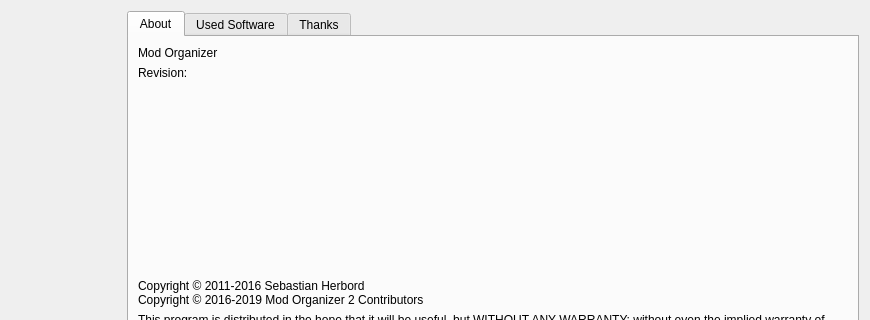
This is modorganizer/src/aboutdialog.ui in Holt59/mo2-merge as Qt 5 draws it before an edit; both pictures show x 140 to 1010 and y 0 to 320 of the 1010 by 477 pixel window. The edited form follows.
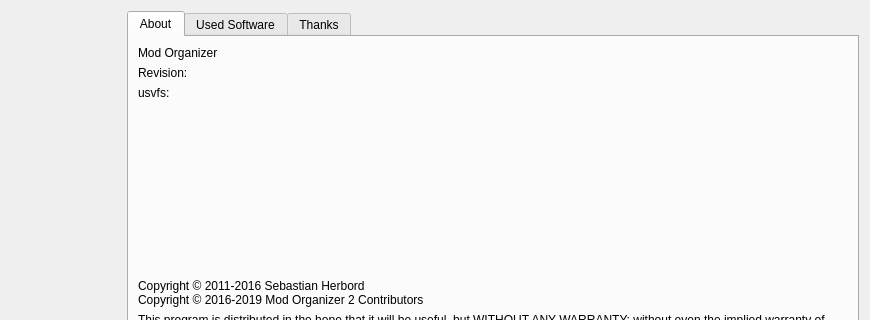
This is the edited form. Icons and pictures are not drawn.

Commit message: [modorganizer] added usvfs version in log and about dialog

```diff
--- a/modorganizer/src/aboutdialog.ui
+++ b/modorganizer/src/aboutdialog.ui
@@ -104,6 +104,13 @@
            </property>
           </widget>
          </item>
+         <item>
+          <widget class="QLabel" name="usvfsLabel">
+           <property name="text">
+            <string>usvfs:</string>
+           </property>
+          </widget>
+         </item>
          <item>
           <spacer name="verticalSpacer">
            <property name="orientation">
```
The commit also changes 4 other files.
